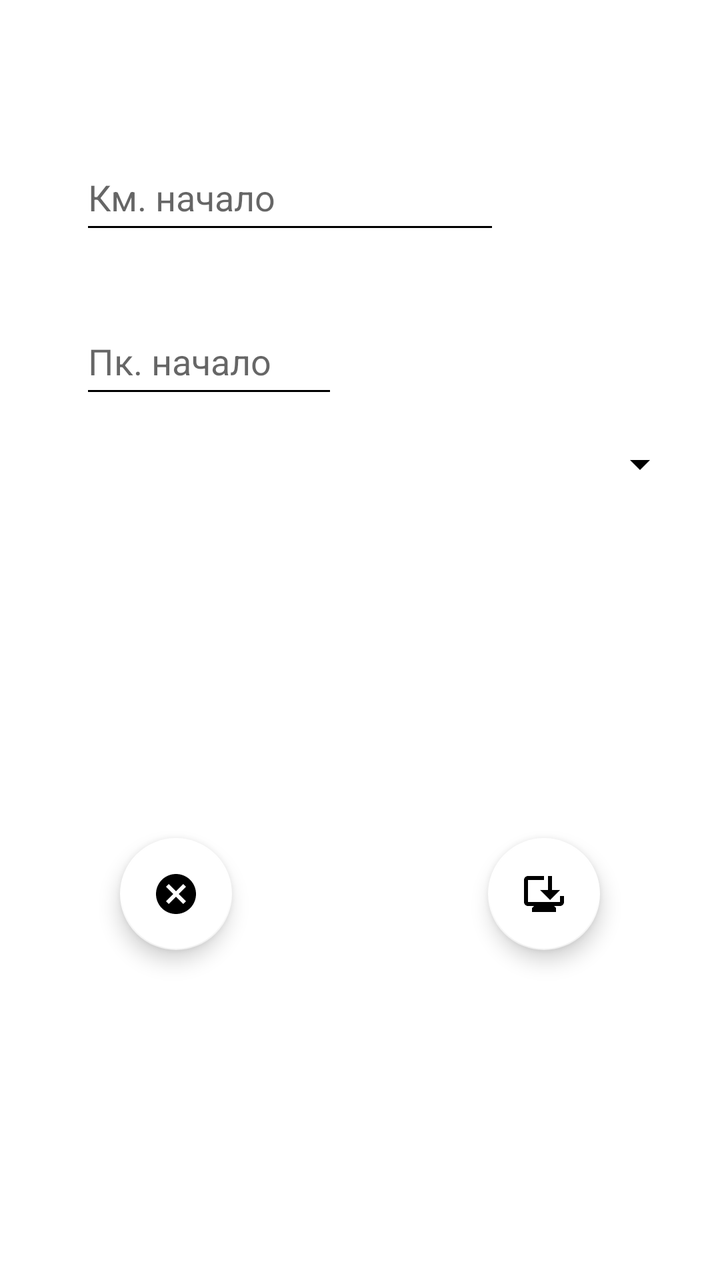
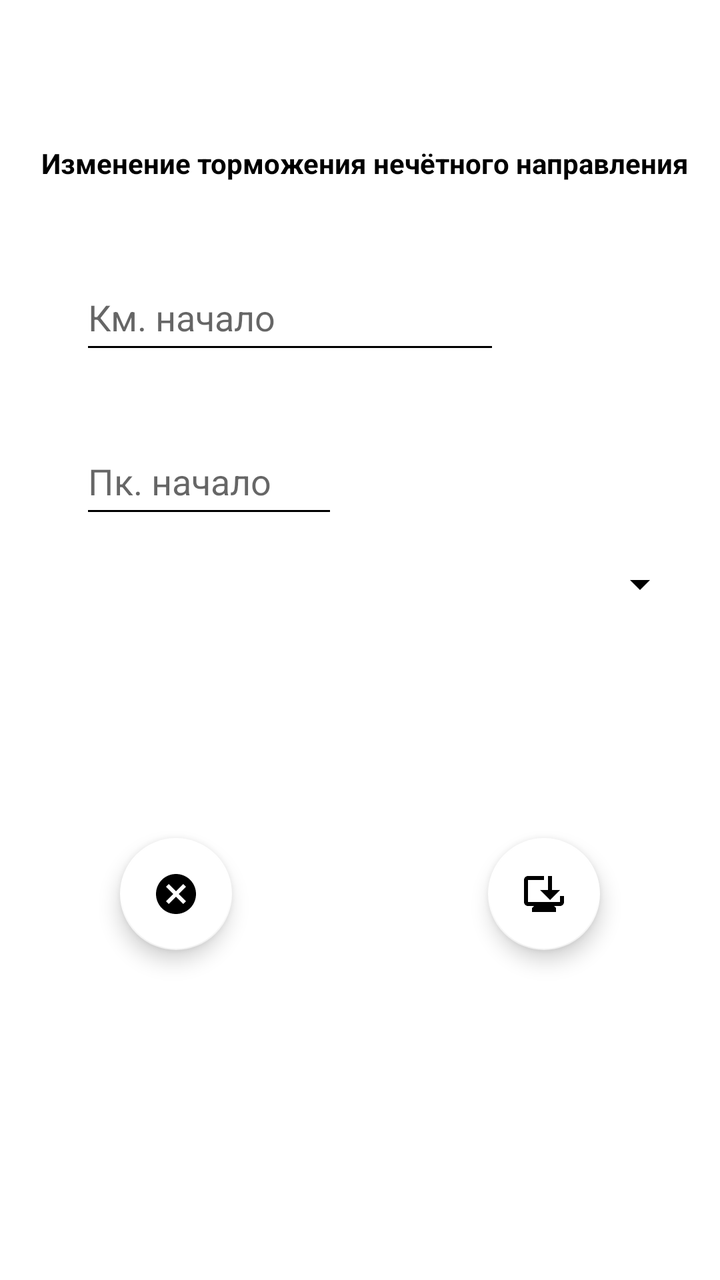

The first picture is an Android layout as it rendered before a commit; the second is the same layout after the commit. The layout source and the unified diff follow.
<!-- AndroidManifest.xml: application theme Base.Theme.My_Gps_Assistant -->
<!-- res/layout/fragment_update_brake_nechet.xml -->
<?xml version="1.0" encoding="utf-8"?>
<androidx.constraintlayout.widget.ConstraintLayout xmlns:android="http://schemas.android.com/apk/res/android"
    xmlns:app="http://schemas.android.com/apk/res-auto"
    xmlns:tools="http://schemas.android.com/tools"
    android:layout_width="match_parent"
    android:layout_height="match_parent"
    android:background="#FFFFFF"
    tools:context=".fragments.nechet.brake.update.UpdateBrakeFragmentNechet">

    <EditText
        android:id="@+id/ed_update_start_brake_nechet"
        android:layout_width="0dp"
        android:layout_height="50dp"
        android:layout_marginStart="40dp"
        android:layout_marginTop="72dp"
        android:ems="10"
        android:hint="@string/fragment_update_km_start_brake_nechet"
        android:importantForAutofill="no"
        android:inputType="number"
        android:maxLength="4"
        android:textColor="#000000"
        app:layout_constraintStart_toStartOf="parent"
        app:layout_constraintTop_toTopOf="parent"
        tools:ignore="HardcodedText,TextContrastCheck" />

    <EditText
        android:id="@+id/ed_update_pk_start_brake_nechet"
        android:layout_width="129dp"
        android:layout_height="50dp"
        android:layout_marginTop="32dp"
        android:ems="10"
        android:hint="@string/fragment_update_pk_start_brake_nechet"
        android:inputType="number"
        android:maxLength="2"
        android:textColor="#000000"
        app:layout_constraintEnd_toEndOf="@+id/ed_update_start_brake_nechet"
        app:layout_constraintHorizontal_bias="0.0"
        app:layout_constraintStart_toStartOf="@+id/ed_update_start_brake_nechet"
        app:layout_constraintTop_toBottomOf="@+id/ed_update_start_brake_nechet"
        tools:ignore="Autofill,HardcodedText,MissingConstraints,TextContrastCheck" />

    <com.google.android.material.floatingactionbutton.FloatingActionButton
        android:id="@+id/fb_update_save_brake_nechet"
        android:layout_width="wrap_content"
        android:layout_height="wrap_content"
        android:layout_marginEnd="60dp"
        android:layout_marginBottom="165dp"
        android:clickable="true"
        android:focusable="true"
        android:src="@drawable/is_save_update_brake_nechet"
        app:backgroundTint="@color/white"
        app:layout_constraintBottom_toBottomOf="parent"
        app:layout_constraintEnd_toEndOf="parent"
        tools:ignore="ContentDescription,SpeakableTextPresentCheck" />

    <com.google.android.material.floatingactionbutton.FloatingActionButton
        android:id="@+id/fb_update_cancel_brake_nechet"
        android:layout_width="wrap_content"
        android:layout_height="wrap_content"
        android:layout_marginStart="60dp"
        android:layout_marginBottom="165dp"
        android:clickable="true"
        android:focusable="true"
        android:src="@drawable/is_cancel_update_brake_nechet"
        app:backgroundTint="@color/white"
        app:layout_constraintBottom_toBottomOf="parent"
        app:layout_constraintStart_toStartOf="parent"
        tools:ignore="ContentDescription,SpeakableTextPresentCheck" />

    <EditText
        android:id="@+id/editBrakeNechetUpdate"
        android:visibility="gone"
        android:layout_width="wrap_content"
        android:layout_height="wrap_content"
        android:layout_marginTop="50dp"
        android:ems="10"
        android:inputType="number"
        android:maxLength="2"
        android:textColor="#000000"
        app:layout_constraintStart_toStartOf="@+id/ed_update_pk_start_brake_nechet"
        app:layout_constraintTop_toBottomOf="@+id/ed_update_pk_start_brake_nechet"
        tools:ignore="Autofill,HardcodedText,TouchTargetSizeCheck" />

    <Spinner
        android:id="@+id/spinnerUpdateNechet"
        android:layout_width="match_parent"
        android:layout_height="wrap_content"
        android:layout_margin="16dp"
        android:layout_marginStart="40dp"
        android:layout_marginTop="32dp"
        app:layout_constraintEnd_toEndOf="@+id/ed_update_pk_start_brake_nechet"
        app:layout_constraintStart_toStartOf="@+id/ed_update_pk_start_brake_nechet"
        app:layout_constraintTop_toBottomOf="@+id/ed_update_pk_start_brake_nechet"
        tools:ignore="TouchTargetSizeCheck" />

</androidx.constraintlayout.widget.ConstraintLayout>
<!-- resources referenced by this layout -->
<resources>
  <color name="white">#FFFFFFFF</color>
  <!-- drawable is_cancel_update_brake_nechet (drawable) -->
  <vector xmlns:android="http://schemas.android.com/apk/res/android" android:height="24dp" android:tint="#52ED27" android:viewportHeight="24" android:viewportWidth="24" android:width="24dp">
        
      <path android:fillColor="@android:color/white" android:pathData="M12,2C6.47,2 2,6.47 2,12s4.47,10 10,10 10,-4.47 10,-10S17.53,2 12,2zM17,15.59L15.59,17 12,13.41 8.41,17 7,15.59 10.59,12 7,8.41 8.41,7 12,10.59 15.59,7 17,8.41 13.41,12 17,15.59z"/>
      
  </vector>
  <!-- drawable is_save_update_brake_nechet (drawable) -->
  <vector xmlns:android="http://schemas.android.com/apk/res/android" android:height="24dp" android:tint="#52ED27" android:viewportHeight="24" android:viewportWidth="24" android:width="24dp">
        
      <path android:fillColor="@android:color/white" android:pathData="M22,13v3c0,1.1 -0.9,2 -2,2h-3l1,1v2H6v-2l1,-1H4c-1.1,0 -2,-0.9 -2,-2V5c0,-1.1 0.9,-2 2,-2l8,0v2L4,5v11h16v-3H22zM15,15l-5,-5h4V3h2v7h4L15,15z"/>
      
  </vector>
  <string name="fragment_update_km_start_brake_nechet">Км. начало</string>
  <string name="fragment_update_pk_start_brake_nechet">Пк. начало</string>
  <style name="Base.Theme.My_Gps_Assistant" parent="Theme.MaterialComponents.Light.NoActionBar">
          
          <item name="colorPrimary">@color/black</item>
          <item name="colorPrimaryVariant">@color/lavender</item>
          <item name="colorOnPrimary">@color/white</item>
  
          <item name="colorSecondary">@color/teal_200</item>
          <item name="colorSecondaryVariant">@color/teal_700</item>
          <item name="colorOnSecondary">@color/black</item>
  
          <item name="android:statusBarColor">@color/lavender</item>
  
  
          <item name="android:windowFullscreen">true</item>
  
          <item name="android:textColorPrimary">@color/black</item>
          <item name="android:textColorSecondary">@color/black</item>
          <item name="android:textColorTertiary">@color/black</item>
  
  
  
  
  
  
  
      </style>
  <color name="black">#FF000000</color>
  <color name="lavender">#8692f7</color>
  <color name="teal_200">#D58DD5</color>
  <color name="teal_700">#00C2EF</color>
</resources>

<!-- the commit's change to res/layout/fragment_update_brake_nechet.xml (unified diff, before → after) -->
@@ -12,7 +12,7 @@
         android:layout_width="0dp"
         android:layout_height="50dp"
         android:layout_marginStart="40dp"
-        android:layout_marginTop="72dp"
+        android:layout_marginTop="20dp"
         android:ems="10"
         android:hint="@string/fragment_update_km_start_brake_nechet"
         android:importantForAutofill="no"
@@ -20,7 +20,7 @@
         android:maxLength="4"
         android:textColor="#000000"
         app:layout_constraintStart_toStartOf="parent"
-        app:layout_constraintTop_toTopOf="parent"
+        app:layout_constraintTop_toBottomOf="@+id/textView13"
         tools:ignore="HardcodedText,TextContrastCheck" />
 
     <EditText
@@ -93,4 +93,16 @@
         app:layout_constraintTop_toBottomOf="@+id/ed_update_pk_start_brake_nechet"
         tools:ignore="TouchTargetSizeCheck" />
 
+    <TextView
+        android:id="@+id/textView13"
+        android:layout_width="325dp"
+        android:layout_height="40dp"
+        android:layout_marginStart="20dp"
+        android:layout_marginTop="72dp"
+        android:text="@string/zagolovok_update_break_nechet"
+        android:textAlignment="center"
+        android:textStyle="bold"
+        app:layout_constraintStart_toStartOf="parent"
+        app:layout_constraintTop_toTopOf="parent" />
+
 </androidx.constraintlayout.widget.ConstraintLayout>
<!-- resource entries referenced after the edit -->
@@ -15,6 +15,7 @@
   </vector>
   <string name="fragment_update_km_start_brake_nechet">Км. начало</string>
   <string name="fragment_update_pk_start_brake_nechet">Пк. начало</string>
+  <string name="zagolovok_update_break_nechet">Изменение торможения нечётного направления</string>
   <style name="Base.Theme.My_Gps_Assistant" parent="Theme.MaterialComponents.Light.NoActionBar">
           
           <item name="colorPrimary">@color/black</item>
